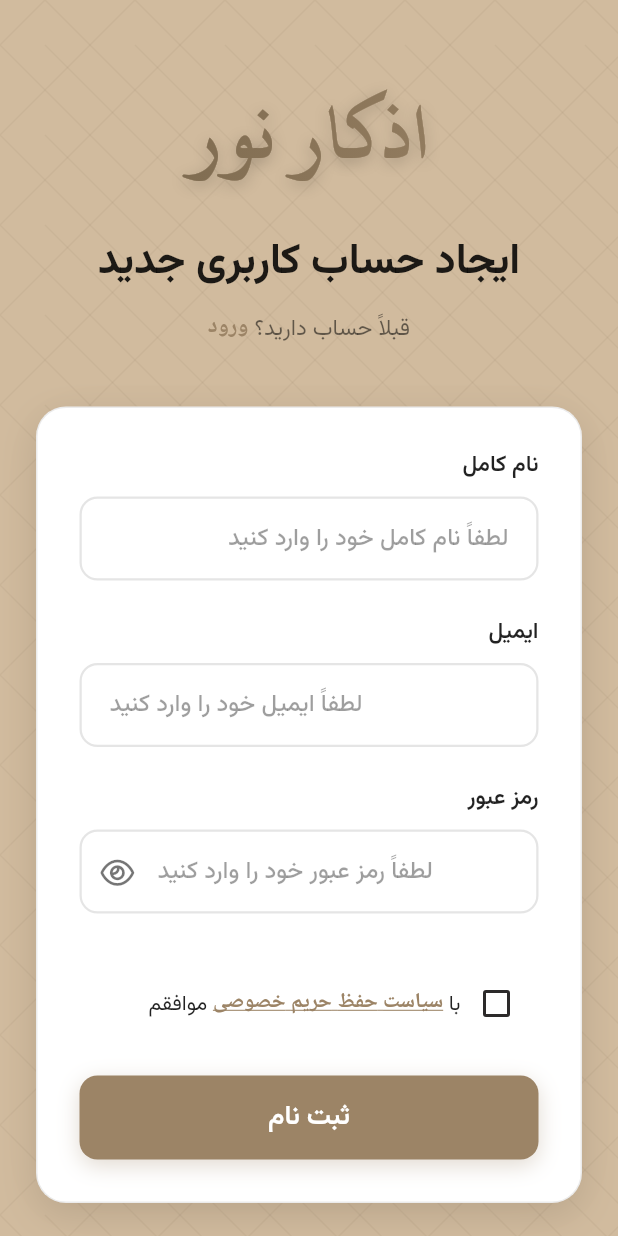
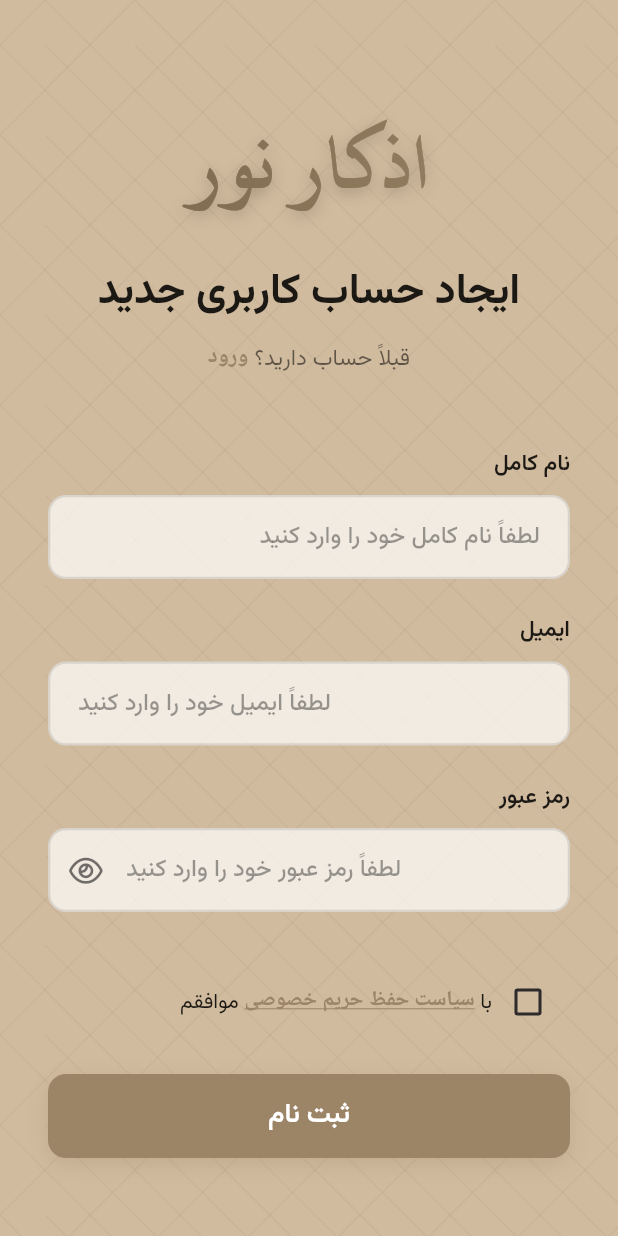
Before and after one commit to edrisranjbar/nour-adhkar, a Flutter app: the screen it shows after launch, after a tap on "حساب جدید", on a phone screen of 412 x 824 dp. Run offline on Flutter 3.47's test engine with Material 3 defaults, Android fonts, the phone set to English and light mode, and no system bars; our stand-ins replace font_awesome_flutter, shamsi_date, shared_preferences.

Commit message:
feat: enhance RegisterScreen with improved registration logging, error handling, and navigation to LoginScreen

```diff
--- a/mobile_app/lib/screens/register_screen.dart
+++ b/mobile_app/lib/screens/register_screen.dart
@@ -5,6 +5,7 @@ import 'dart:ui';
 import '../theme/app_theme.dart';
 import '../services/auth_service.dart';
 import 'privacy_policy_screen.dart';
+import 'login_screen.dart';
 
 class RegisterScreen extends StatefulWidget {
   final VoidCallback? onRegisterSuccess;
@@ -68,21 +69,30 @@ class _RegisterScreenState extends State<RegisterScreen> {
     });
 
     try {
+      debugPrint('[RegisterScreen] Starting registration...');
       final result = await AuthService.register(
         _nameController.text.trim(),
         _emailController.text.trim(),
         _passwordController.text,
       );
+      debugPrint('[RegisterScreen] Registration result: $result');
 
       if (mounted) {
         if (result['success'] == true) {
+          debugPrint('[RegisterScreen] Registration successful');
           // Registration successful
+          setState(() {
+            _isLoading = false;
+          });
           if (widget.onRegisterSuccess != null) {
             widget.onRegisterSuccess!();
           } else {
             Navigator.of(context).pop();
           }
         } else {
+          debugPrint(
+            '[RegisterScreen] Registration failed: ${result['message']}',
+          );
           setState(() {
             _errorMessage = result['message'] ?? 'خطا در ثبت نام';
             _isLoading = false;
@@ -90,9 +100,10 @@ class _RegisterScreenState extends State<RegisterScreen> {
         }
       }
     } catch (e) {
+      debugPrint('[RegisterScreen] Registration error: $e');
       if (mounted) {
         setState(() {
-          _errorMessage = 'خطا در ثبت نام';
+          _errorMessage = 'خطا در ثبت نام: ${e.toString()}';
           _isLoading = false;
         });
       }
@@ -172,7 +183,13 @@ class _RegisterScreenState extends State<RegisterScreen> {
                       // Sub-prompt
                       GestureDetector(
                         onTap: () {
-                          Navigator.of(context).pop();
+                          Navigator.of(context).pushReplacement(
+                            MaterialPageRoute(
+                              builder: (context) => LoginScreen(
+                                onLoginSuccess: widget.onRegisterSuccess,
+                              ),
+                            ),
+                          );
                         },
                         child: RichText(
                           textAlign: TextAlign.center,
@@ -201,37 +218,9 @@ class _RegisterScreenState extends State<RegisterScreen> {
                       ),
                       const SizedBox(height: 40),
 
-                      // Enhanced Login Form Card
-                      Container(
-                        decoration: BoxDecoration(
-                          color: isDark
-                              ? const Color(0xFF1E1E1E)
-                              : Colors.white,
-                          borderRadius: BorderRadius.circular(20),
-                          border: Border.all(
-                            color: isDark
-                                ? Colors.white.withOpacity(0.1)
-                                : Colors.black.withOpacity(0.08),
-                            width: 1,
-                          ),
-                          boxShadow: [
-                            BoxShadow(
-                              color: isDark
-                                  ? Colors.black.withOpacity(0.5)
-                                  : Colors.black.withOpacity(0.1),
-                              blurRadius: 20,
-                              offset: const Offset(0, 8),
-                              spreadRadius: 0,
-                            ),
-                            BoxShadow(
-                              color: AppTheme.brandPrimary.withOpacity(0.1),
-                              blurRadius: 30,
-                              offset: const Offset(0, 4),
-                              spreadRadius: -5,
-                            ),
-                          ],
-                        ),
-                        padding: const EdgeInsets.all(28),
+                      // Registration Form
+                      Padding(
+                        padding: const EdgeInsets.all(8),
                         child: Form(
                           key: _formKey,
                           child: Column(
--- a/mobile_app/lib/screens/welcome_screen.dart
+++ b/mobile_app/lib/screens/welcome_screen.dart
@@ -7,10 +7,7 @@ import 'register_screen.dart';
 class WelcomeScreen extends StatelessWidget {
   final VoidCallback? onLoginSuccess;
 
-  const WelcomeScreen({
-    super.key,
-    this.onLoginSuccess,
-  });
+  const WelcomeScreen({super.key, this.onLoginSuccess});
 
   @override
   Widget build(BuildContext context) {
@@ -43,10 +40,7 @@ class WelcomeScreen extends StatelessWidget {
                     // Large Stylized Logo Text
                     ShaderMask(
                       shaderCallback: (bounds) => LinearGradient(
-                        colors: [
-                          AppTheme.brandDark,
-                          AppTheme.brandPrimary,
-                        ],
+                        colors: [AppTheme.brandDark, AppTheme.brandPrimary],
                       ).createShader(bounds),
                       child: Text(
                         'اذکار نور',
@@ -55,7 +49,6 @@ class WelcomeScreen extends StatelessWidget {
                           fontWeight: FontWeight.w300,
                           color: Colors.white,
                           fontFamily: AppTheme.fontArabic,
-                          letterSpacing: 6,
                           height: 1.2,
                           shadows: [
                             Shadow(
@@ -112,9 +105,8 @@ class WelcomeScreen extends StatelessWidget {
                         onPressed: () {
                           Navigator.of(context).push(
                             MaterialPageRoute(
-                              builder: (context) => LoginScreen(
-                                onLoginSuccess: onLoginSuccess,
-                              ),
+                              builder: (context) =>
+                                  LoginScreen(onLoginSuccess: onLoginSuccess),
                             ),
                           );
                         },
--- a/mobile_app/lib/widgets/splash_screen.dart
+++ b/mobile_app/lib/widgets/splash_screen.dart
@@ -6,10 +6,7 @@ import '../config.dart';
 class SplashScreen extends StatefulWidget {
   final VoidCallback? onComplete;
 
-  const SplashScreen({
-    super.key,
-    this.onComplete,
-  });
+  const SplashScreen({super.key, this.onComplete});
 
   @override
   State<SplashScreen> createState() => _SplashScreenState();
@@ -96,10 +93,7 @@ class _SplashScreenState extends State<SplashScreen>
                     // Large Stylized Arabic Text "أذكار"
                     ShaderMask(
                       shaderCallback: (bounds) => LinearGradient(
-                        colors: [
-                          Colors.white,
-                          Colors.white.withOpacity(0.9),
-                        ],
+                        colors: [Colors.white, Colors.white.withOpacity(0.9)],
                       ).createShader(bounds),
                       child: Text(
                         'اذکار نور',
@@ -108,7 +102,6 @@ class _SplashScreenState extends State<SplashScreen>
                           fontWeight: FontWeight.w300,
                           color: Colors.white,
                           fontFamily: AppTheme.fontArabic,
-                          letterSpacing: 8,
                           height: 1.2,
                           shadows: [
                             Shadow(
```
